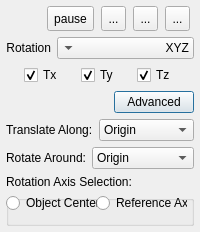
Old version of the form qCC/ui_templates/graphicalTransformationDlg.ui in the repository CloudCompare/CloudCompare.
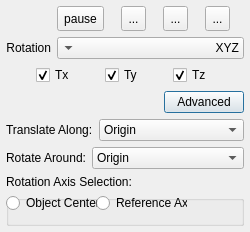
New version of the form. Icons and pictures are not drawn.

Commit message: Align mouse moves with reference plane frame

Patch:
```diff
--- a/qCC/ui_templates/graphicalTransformationDlg.ui
+++ b/qCC/ui_templates/graphicalTransformationDlg.ui
@@ -6,7 +6,7 @@
    <rect>
     <x>0</x>
     <y>0</y>
-    <width>200</width>
+    <width>250</width>
     <height>225</height>
    </rect>
   </property>
```
The commit also changes 1 other file.
